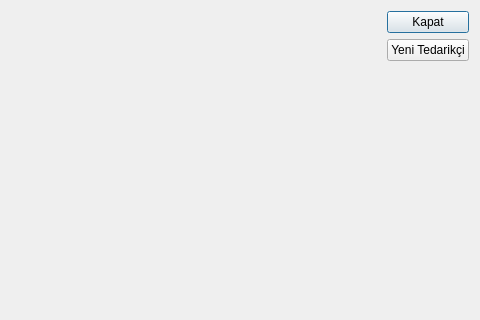
Above: UI/VeriFormlari/tmotedarikciformu.ui from onur35iii/TeknolojiMarketiOtomasyonu before the change; both pictures show x 301 to 781 and y 0 to 320 of the 781 by 643 pixel window. Below: the same form after it.
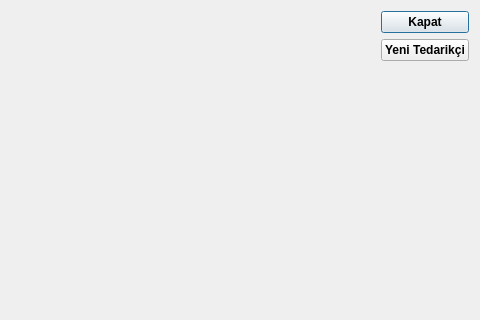
That is the form after the change. Icons and pictures are not drawn.

```diff
--- a/UI/VeriFormlari/tmotedarikciformu.ui
+++ b/UI/VeriFormlari/tmotedarikciformu.ui
@@ -13,9 +13,51 @@
   <property name="windowTitle">
    <string>Dialog</string>
   </property>
+  <property name="styleSheet">
+   <string notr="true">TMOTedarikciFormu{
+
+	background-image: url(:/resimler/tedarikci.jpg);
+}
+
+QLabel {
+   font:Bold; 
+   color: #ffffff;
+}
+QGroupBox {
+    font:Bold;
+color: #ffffff;
+}
+QPushButton{font:Bold;}
+QRadioButton{
+    font:Bold;
+color: #ffffff;
+}
+
+
+</string>
+  </property>
   <layout class="QGridLayout" name="gridLayout">
    <item row="0" column="0" rowspan="3">
     <widget class="QTabWidget" name="tabTedarikciIslemleri">
+     <property name="styleSheet">
+      <string notr="true">TMOTedarikciFormu{
+
+	background-image: url(:/resimler/tedarikci.jpg);
+}
+
+QLabel {
+   font:Bold; 
+   color: #ffffff;
+}
+QGroupBox {
+    font:Bold;
+color: #ffffff;
+}
+QPushButton{font:Bold;}
+
+
+</string>
+     </property>
      <property name="tabPosition">
       <enum>QTabWidget::South</enum>
      </property>
```
Left out of the diff: 19 changed lines with no effect on the pictures.
